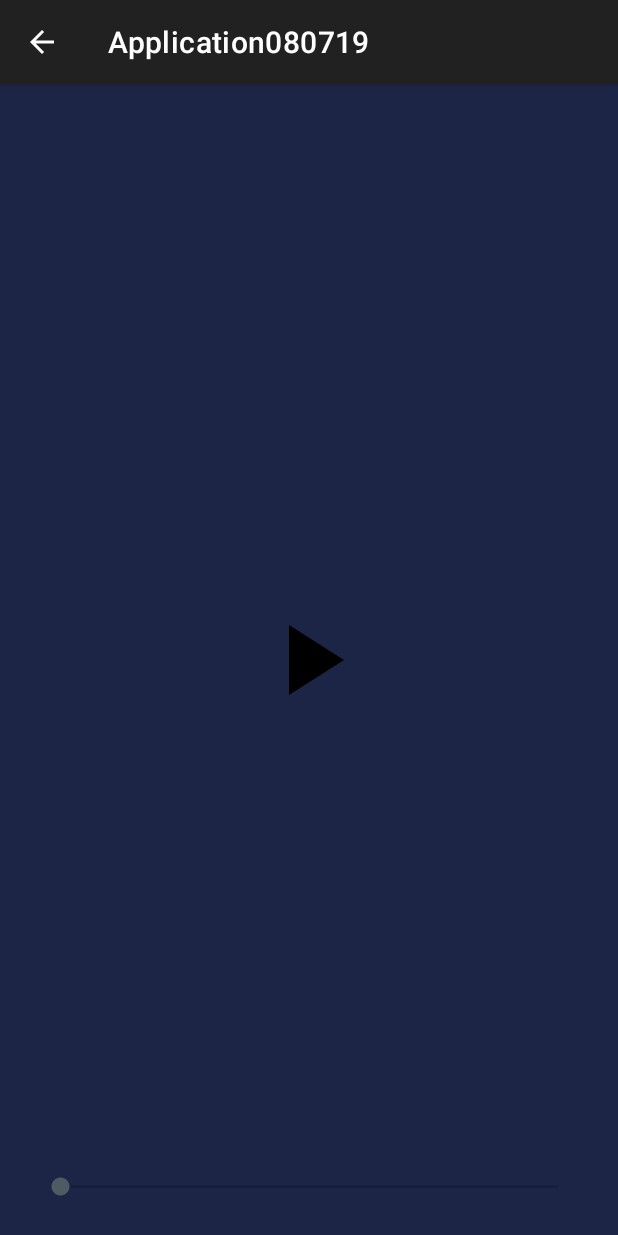
After one commit to Shubham7819/Application080719, an Android app: the MeditationActivity screen opened directly, with no data from a screen before it, on a phone screen of 412 x 824 dp. The commit adds this screen. Run offline under Robolectric (Android 15) with nearby library versions, the phone set to English and light mode, and no system bars; network calls fail.

Commit message:
MainActivity removed soundsPlaying count badge from bottom Nav created meditation activity to play meditation audio soundPlayerAdapter onStop updated to stop playing sounds PlayerService updated onCommand to pause and resume all sounds through mediaBrowserhelper MediaBrowserHelper onStop stop service if no sound is playing and added pauseAll and resumeAll method to pause/resume sounds through session ExerciseListAdapter updated to open MeditationActivity on click

```diff
--- a/app/src/main/java/com/example/application080719/NotificationUtils.java
+++ b/app/src/main/java/com/example/application080719/NotificationUtils.java
@@ -21,7 +21,7 @@ import com.example.application080719.ui.main.MainActivity;
 
 public class NotificationUtils {
 
-    /*
+    /**
      * This notification ID can be used to access our notification after we've displayed it. This
      * can be handy when we need to cancel the notification, or perhaps update it. This number is
      * arbitrary and can be set to whatever you like. 1138 is in no way significant.
@@ -105,6 +105,7 @@ public class NotificationUtils {
                 .setContentText("Click to open app")
                 .setContentIntent(contentIntent())
                 .setVisibility(NotificationCompat.VISIBILITY_PUBLIC)
+                .setOnlyAlertOnce(true)
                 .setAutoCancel(false);
 
         // If the build version is greater than or equal to JELLY_BEAN and less than OREO,
--- a/app/src/main/java/com/example/application080719/ui/main/SectionsPagerAdapter.java
+++ b/app/src/main/java/com/example/application080719/ui/adapters/SectionsPagerAdapter.java
@@ -1,4 +1,4 @@
-package com.example.application080719.ui.main;
+package com.example.application080719.ui.adapters;
 
 import android.content.Context;
 import android.os.Bundle;
@@ -10,6 +10,7 @@ import androidx.fragment.app.FragmentManager;
 import androidx.fragment.app.FragmentPagerAdapter;
 
 import com.example.application080719.R;
+import com.example.application080719.ui.main.CommonFragment;
 
 /**
  * A [FragmentPagerAdapter] that returns a fragment corresponding to
--- a/app/src/main/java/com/example/application080719/ui/adapters/SelectedAudioAdapter.java
+++ b/app/src/main/java/com/example/application080719/ui/adapters/SelectedAudioAdapter.java
@@ -71,10 +71,11 @@ public class SelectedAudioAdapter extends ArrayAdapter<SoundItem> {
             @Override
             public void onClick(View view) {
                 MainActivity.playerService.stopAudio(Sounds.streamIdList[id]);
+                if (currentSound.isItemPlaying())
+                PreferenceUtilities.decrementSoundsPlayingCount(context);
+                PreferenceUtilities.decrementSoundsSelectedCount(context);
                 currentSound.setItemPlaying(false);
                 currentSound.setItemSelected(false);
-                PreferenceUtilities.decrementSoundsPlayingCount(context);
-                PreferenceUtilities.decrementSoundsSelectedCount(context);
                 Sounds.selectedSoundsList.remove(currentSound);
                 if (PreferenceUtilities.getSoundsSelectedCount(context) > 0) {
                     MainActivity.playerService.getPlayer().autoResume();
--- /dev/null
+++ b/app/src/main/java/com/example/application080719/ui/main/MeditationActivity.java
@@ -0,0 +1,30 @@
+package com.example.application080719.ui.main;
+
+import android.os.Bundle;
+import android.widget.TextView;
+
+import androidx.appcompat.app.AppCompatActivity;
+import androidx.appcompat.widget.AppCompatSeekBar;
+
+import com.example.application080719.R;
+import com.example.application080719.ui.adapters.ExerciseListAdapter;
+
+public class MeditationActivity extends AppCompatActivity {
+
+    @Override
+    protected void onCreate(Bundle savedInstanceState) {
+        super.onCreate(savedInstanceState);
+        setContentView(R.layout.activity_meditation);
+
+        TextView exerciseNameTV = findViewById(R.id.exercise_title_tv);
+        exerciseNameTV.setText(getIntent().getStringExtra(ExerciseListAdapter.EXERCISE_NAME));
+
+        TextView exerciseGuidesTV = findViewById(R.id.exercise_guides_tv);
+        exerciseGuidesTV.setText(getIntent().getStringExtra(ExerciseListAdapter.EXERCISE_GUIDES));
+
+        AppCompatSeekBar seekBar = findViewById(R.id.media_seekbar);
+
+        int audioResourceId = getIntent().getIntExtra(ExerciseListAdapter.EXERCISE_RESOURCE_ID, 0);
+    }
+
+}
--- /dev/null
+++ b/app/src/main/res/layout/activity_meditation.xml
@@ -0,0 +1,56 @@
+<?xml version="1.0" encoding="utf-8"?>
+<RelativeLayout xmlns:android="http://schemas.android.com/apk/res/android"
+    xmlns:tools="http://schemas.android.com/tools"
+    android:layout_width="match_parent"
+    android:layout_height="match_parent"
+    android:background="#1D2546"
+    android:gravity="center_horizontal"
+    android:orientation="vertical"
+    android:padding="8dp"
+    tools:context=".ui.main.MeditationActivity">
+
+    <ImageView
+        android:id="@+id/imageView"
+        android:layout_width="80dp"
+        android:layout_height="80dp"
+        android:layout_centerInParent="true"
+        android:src="@drawable/ic_play_pause_toggle" />
+
+    <TextView
+        android:id="@+id/exercise_guides_tv"
+        android:layout_width="wrap_content"
+        android:layout_height="wrap_content"
+        android:layout_below="@id/exercise_title_tv"
+        android:layout_centerInParent="true"
+        android:gravity="center"
+        android:textColor="@color/colorSubTitle"
+        android:textSize="18sp"
+        tools:text="peter" />
+
+    <TextView
+        android:id="@+id/exercise_title_tv"
+        android:layout_width="wrap_content"
+        android:layout_height="wrap_content"
+        android:layout_centerHorizontal="true"
+        android:gravity="center"
+        android:textColor="@color/colorTitle"
+        android:textSize="24sp"
+        tools:text="5 Min yo" />
+
+    <TextView
+        android:id="@+id/playing_time_left_tv"
+        android:layout_width="wrap_content"
+        android:layout_height="wrap_content"
+        android:layout_above="@id/media_seekbar"
+        android:layout_centerHorizontal="true"
+        tools:text="12:34" />
+
+    <androidx.appcompat.widget.AppCompatSeekBar
+        android:id="@+id/media_seekbar"
+        android:layout_width="match_parent"
+        android:layout_height="wrap_content"
+        android:layout_alignParentBottom="true"
+        android:layout_gravity="bottom"
+        android:layout_margin="16dp" />
+
+</RelativeLayout>
```
Also changed, not shown: app/src/main/AndroidManifest.xml (+11 -0 lines), app/src/main/java/com/example/application080719/MediaBrowserHelper.java (+50 -21 lines), app/src/main/java/com/example/application080719/PlayerService.java (+10 -4 lines), app/src/main/java/com/example/application080719/SoundPlayerAdapter.java (+33 -8 lines), app/src/main/java/com/example/application080719/ui/adapters/ExerciseListAdapter.java (+10 -3 lines), app/src/main/java/com/example/application080719/ui/adapters/SoundListAdapter.java (+2 -10 lines), app/src/main/java/com/example/application080719/ui/main/CommonFragment.java (+1 -8 lines), app/src/main/java/com/example/application080719/ui/main/MainActivity.java (+62 -73 lines).
